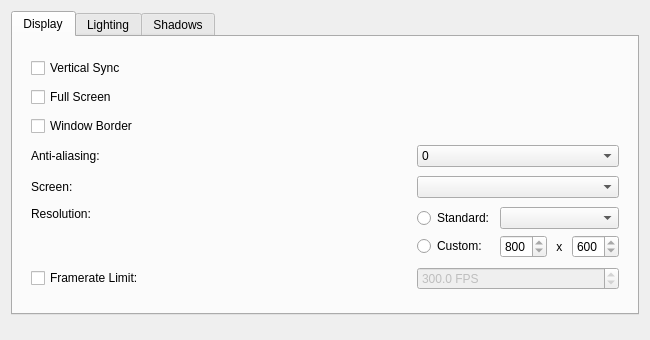
Before: the Qt Designer form files/ui/graphicspage.ui in sunhawken/openmw, drawn with Qt 5.
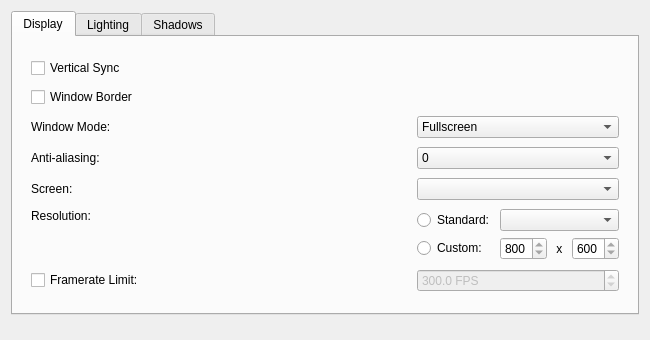
After: the same form once the commit is applied.

Commit message: add borderless windows, deprecate fullscreen mode

What changed in the file:
```diff
--- a/files/ui/graphicspage.ui
+++ b/files/ui/graphicspage.ui
@@ -112,17 +112,39 @@
             </property>
            </widget>
           </item>
-          <item row="2" column="0">
+          <item row="1" column="0">
            <widget class="QCheckBox" name="windowBorderCheckBox">
             <property name="text">
              <string>Window Border</string>
             </property>
            </widget>
           </item>
-          <item row="1" column="0">
-           <widget class="QCheckBox" name="fullScreenCheckBox">
+          <item row="2" column="1">
+            <widget class="QComboBox" name="windowModeComboBox">
+            <property name="currentIndex">
+                <number>0</number>
+            </property>
+            <item>
+                <property name="text">
+                <string>Fullscreen</string>
+                </property>
+            </item>
+            <item>
+                <property name="text">
+                <string>Borderless Fullscreen</string>
+                </property>
+            </item>
+            <item>
+                <property name="text">
+                <string>Windowed</string>
+                </property>
+            </item>
+            </widget>
+          </item>
+          <item row="2" column="0">
+           <widget class="QLabel" name="windowModeLabel">
             <property name="text">
-             <string>Full Screen</string>
+             <string>Window Mode:</string>
             </property>
            </widget>
           </item>
```
The commit also changes 12 other files.
